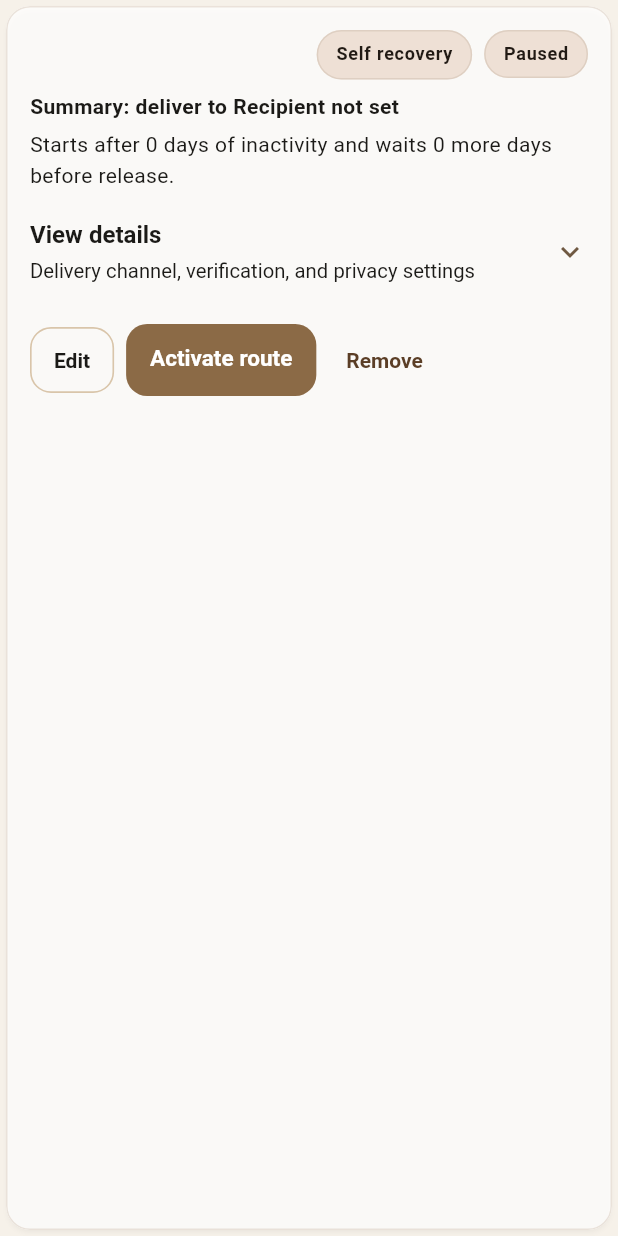
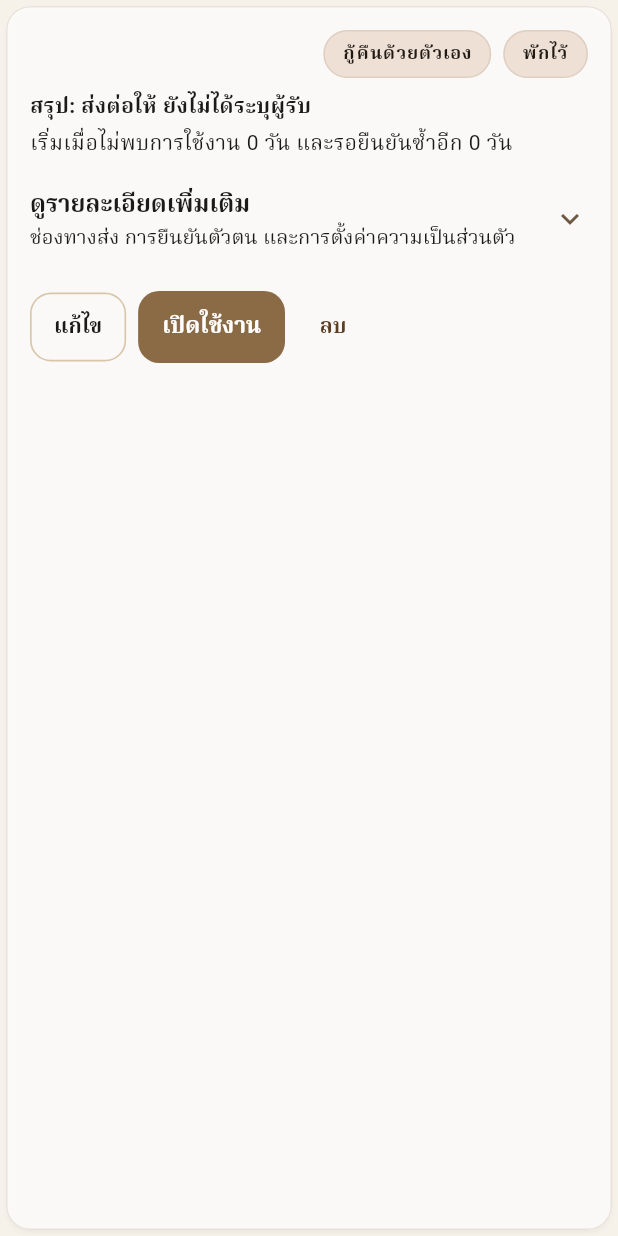
Before and after one commit to sanom-ai/digital-legacy-weaver, a Flutter app: the _IntentEntryCard widget shown alone on an empty page, opened directly with empty values, on a phone screen of 412 x 824 dp. Run offline on Flutter 3.47's test engine with Material 3 defaults, Android fonts, the phone set to English and light mode, and no system bars; our stand-ins replace flutter_riverpod, flutter_secure_storage, google_fonts, qr_flutter, shared_preferences, supabase_flutter; missing offline and left inert: cryptography; accounts and stored records are empty.

Commit message:
feat(app): localize route card and readiness messages to human-first thai

```diff
--- a/apps/flutter_app/lib/features/intent_builder/intent_builder_screen.dart
+++ b/apps/flutter_app/lib/features/intent_builder/intent_builder_screen.dart
@@ -714,26 +714,26 @@ class _IntentBuilderScreenState extends ConsumerState<IntentBuilderScreen> {
     required int activeEntryCount,
   }) {
     if (activeEntryCount == 0) {
-      return "Status rule: activate at least one route before advancing readiness.";
+      return "เงื่อนไขสถานะ: ต้องเปิดใช้งานอย่างน้อย 1 รายการก่อนตั้งเป็นพร้อมใช้งาน";
     }
     if (artifact.report.errorCount > 0) {
-      return "Status rule: resolve blocking issues before marking this version reviewed or ready.";
+      return "เงื่อนไขสถานะ: ต้องแก้ปัญหาแบบบล็อกก่อน จึงจะตรวจทานหรือพร้อมใช้งานได้";
     }
     if (artifact.artifactState == IntentArtifactState.exported) {
-      return "Status rule: exported versions can be marked reviewed when blocking issues are clear and active routes remain present.";
+      return "เงื่อนไขสถานะ: หลังสร้างสแนปช็อตแล้ว ให้ตรวจทานได้เมื่อไม่มีปัญหาแบบบล็อกและยังมีรายการที่เปิดใช้งาน";
     }
     if (artifact.artifactState == IntentArtifactState.reviewed &&
         !artifactInSync) {
-      return "Status rule: reviewed versions can only be marked ready while the current draft still matches the exported version.";
+      return "เงื่อนไขสถานะ: สแนปช็อตที่ตรวจทานแล้วจะพร้อมใช้งานได้ เมื่อร่างล่าสุดยังตรงกับสแนปช็อต";
     }
     if (artifact.artifactState == IntentArtifactState.reviewed &&
         artifactInSync) {
-      return "Status rule: this reviewed version can move to ready because the draft is still in sync.";
+      return "เงื่อนไขสถานะ: สแนปช็อตนี้พร้อมเลื่อนไปสถานะพร้อมใช้งาน เพราะร่างล่าสุดยังตรงกัน";
     }
     if (artifact.artifactState == IntentArtifactState.ready) {
-      return "Status rule: ready versions stay trustworthy only while the draft remains in sync with the exported version.";
-    }
-    return "Status rule: export a version first, then review it before marking it ready.";
+      return "เงื่อนไขสถานะ: สถานะพร้อมใช้งานจะเชื่อถือได้ ตราบใดที่ร่างล่าสุดยังตรงกับสแนปช็อต";
+    }
+    return "เงื่อนไขสถานะ: ให้สร้างสแนปช็อตก่อน จากนั้นตรวจทาน แล้วค่อยตั้งเป็นพร้อมใช้งาน";
   }
 
   String _buildPolicyPaper(IntentCanonicalArtifactModel artifact) {
@@ -2702,22 +2702,22 @@ class _IntentEntryCard extends StatelessWidget {
     final receiver = entry.recipient.registeredLegalName.trim().isNotEmpty
         ? entry.recipient.registeredLegalName
         : (entry.recipient.destinationRef.isEmpty
-            ? 'Recipient not set'
+            ? 'ยังไม่ได้ระบุผู้รับ'
             : entry.recipient.destinationRef);
     final startCondition = switch (entry.trigger.mode) {
       'exact_date' when entry.trigger.scheduledAtUtc != null =>
-        'Starts on ${entry.trigger.scheduledAtUtc!.toLocal()} and waits ${entry.trigger.graceDays} days before release.',
+        'เริ่มตามวันเวลาที่ตั้งไว้ ${entry.trigger.scheduledAtUtc!.toLocal()} และรอยืนยันซ้ำอีก ${entry.trigger.graceDays} วัน',
       'exact_date' =>
-        'Starts on a scheduled date (not set yet) and waits ${entry.trigger.graceDays} days before release.',
+        'เริ่มตามวันเวลาที่กำหนด (ยังไม่ได้เลือกวันเวลา) และรอยืนยันซ้ำอีก ${entry.trigger.graceDays} วัน',
       'manual_release' =>
-        'Starts from manual emergency release and waits ${entry.trigger.graceDays} days before release.',
+        'เริ่มจากโหมดฉุกเฉินแบบปลดล็อกด้วยมือ และรอยืนยันซ้ำอีก ${entry.trigger.graceDays} วัน',
       _ =>
-        'Starts after ${entry.trigger.inactivityDays} days of inactivity and waits ${entry.trigger.graceDays} more days before release.',
+        'เริ่มเมื่อไม่พบการใช้งาน ${entry.trigger.inactivityDays} วัน และรอยืนยันซ้ำอีก ${entry.trigger.graceDays} วัน',
     };
-    final statusLabel = entry.status == 'active' ? 'Active' : 'Paused';
+    final statusLabel = entry.status == 'active' ? 'เปิดใช้งาน' : 'พักไว้';
     final kindLabel = entry.kind == 'legacy_delivery'
-        ? 'Beneficiary delivery'
-        : 'Self recovery';
+        ? 'ส่งต่อให้ผู้รับ'
+        : 'กู้คืนด้วยตัวเอง';
 
     final scheme = Theme.of(context).colorScheme;
     return Card(
@@ -2754,7 +2754,7 @@ class _IntentEntryCard extends StatelessWidget {
             ),
             const SizedBox(height: 8),
             Text(
-              'Summary: deliver to $receiver',
+              'สรุป: ส่งต่อให้ $receiver',
               style: const TextStyle(fontWeight: FontWeight.w600),
             ),
             const SizedBox(height: 4),
@@ -2762,48 +2762,48 @@ class _IntentEntryCard extends StatelessWidget {
             const SizedBox(height: 4),
             ExpansionTile(
               tilePadding: EdgeInsets.zero,
-              title: const Text('View details'),
+              title: const Text('ดูรายละเอียดเพิ่มเติม'),
               subtitle: const Text(
-                'Delivery channel, verification, and privacy settings',
+                'ช่องทางส่ง การยืนยันตัวตน และการตั้งค่าความเป็นส่วนตัว',
               ),
               children: [
                 const SizedBox(height: 6),
                 Text(
-                  'Recipient channel: ${entry.recipient.deliveryChannel}',
+                  'ช่องทางหลักของผู้รับ: ${entry.recipient.deliveryChannel}',
                 ),
                 const SizedBox(height: 4),
                 if (entry.recipient.verificationHint.trim().isNotEmpty) ...[
                   Text(
-                    'Verification hint: ${entry.recipient.verificationHint}',
+                    'คำใบ้ยืนยันตัวตน: ${entry.recipient.verificationHint}',
                   ),
                   const SizedBox(height: 4),
                 ],
                 Text(
-                  'Fallback channels: ${entry.recipient.fallbackChannels.join(', ')}',
+                  'ช่องทางสำรอง: ${entry.recipient.fallbackChannels.join(', ')}',
                 ),
                 const SizedBox(height: 4),
                 Text(
-                  'Delivery method: ${entry.delivery.method}'
-                  '${entry.delivery.requireVerificationCode ? ' + verification code' : ''}'
-                  '${entry.delivery.requireTotp ? ' + authenticator app' : ''}',
+                  'รูปแบบการส่ง: ${entry.delivery.method}'
+                  '${entry.delivery.requireVerificationCode ? ' + รหัสยืนยัน' : ''}'
+                  '${entry.delivery.requireTotp ? ' + แอปยืนยันตัวตน' : ''}',
                 ),
                 const SizedBox(height: 4),
-                Text('Privacy profile: ${entry.privacy.profile}'),
+                Text('ระดับความเป็นส่วนตัว: ${entry.privacy.profile}'),
                 const SizedBox(height: 4),
                 Text(
-                  'Before release visibility: ${entry.privacy.preTriggerVisibility}',
+                  'ก่อนถึงเงื่อนไขให้เห็น: ${entry.privacy.preTriggerVisibility}',
                 ),
                 const SizedBox(height: 4),
                 Text(
-                  'After release visibility: ${entry.privacy.postTriggerVisibility}',
+                  'หลังถึงเงื่อนไขให้เห็น: ${entry.privacy.postTriggerVisibility}',
                 ),
                 const SizedBox(height: 4),
-                Text('Value disclosure mode: ${entry.privacy.valueDisclosureMode}'),
+                Text('การเปิดเผยมูลค่า: ${entry.privacy.valueDisclosureMode}'),
                 const SizedBox(height: 4),
                 Text(
-                  'Safety level: '
-                  '${entry.safeguards.requireMultisignal ? 'multi-signal required' : 'single signal'}'
-                  '${entry.safeguards.requireGuardianApproval ? ', guardian approval required' : ''}',
+                  'ระดับความปลอดภัย: '
+                  '${entry.safeguards.requireMultisignal ? 'ต้องยืนยันหลายสัญญาณ' : 'ยืนยันสัญญาณเดียว'}'
+                  '${entry.safeguards.requireGuardianApproval ? ', ต้องมีพยานร่วมยืนยัน' : ''}',
                 ),
               ],
             ),
@@ -2812,14 +2812,14 @@ class _IntentEntryCard extends StatelessWidget {
               spacing: 8,
               runSpacing: 8,
               children: [
-                OutlinedButton(onPressed: onEdit, child: const Text('Edit')),
+                OutlinedButton(onPressed: onEdit, child: const Text('แก้ไข')),
                 FilledButton.tonal(
                   onPressed: onToggleStatus,
                   child: Text(
-                    entry.status == 'active' ? 'Pause route' : 'Activate route',
+                    entry.status == 'active' ? 'พักรายการ' : 'เปิดใช้งาน',
                   ),
                 ),
-                TextButton(onPressed: onRemove, child: const Text('Remove')),
+                TextButton(onPressed: onRemove, child: const Text('ลบ')),
               ],
             ),
           ],
```
